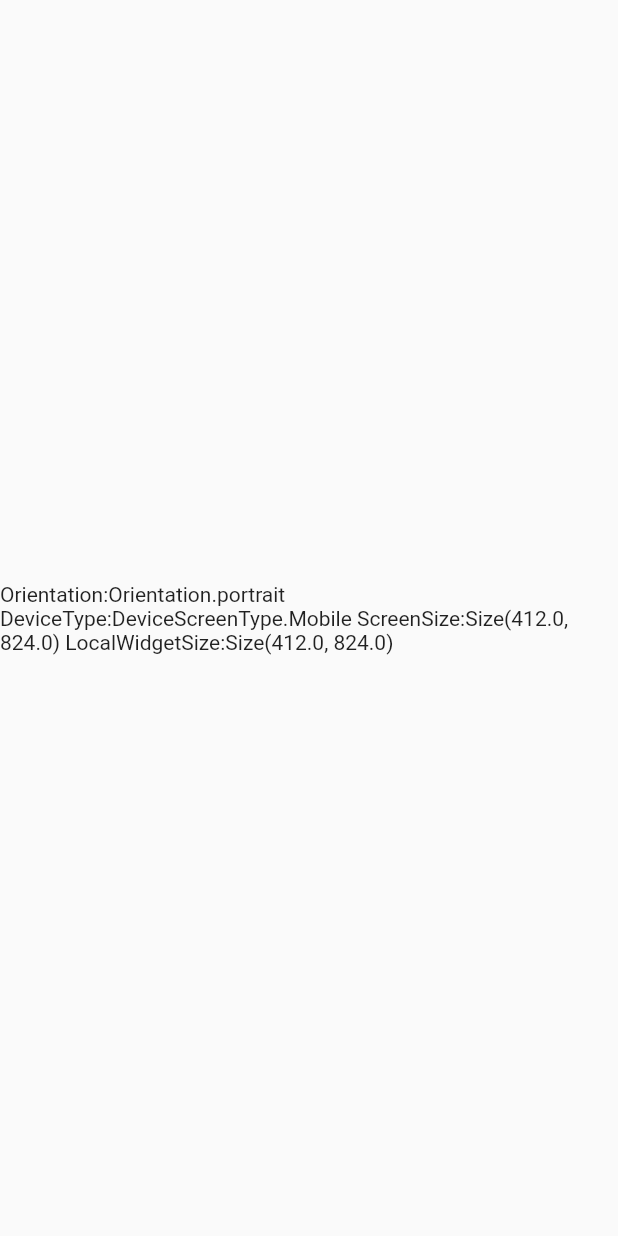
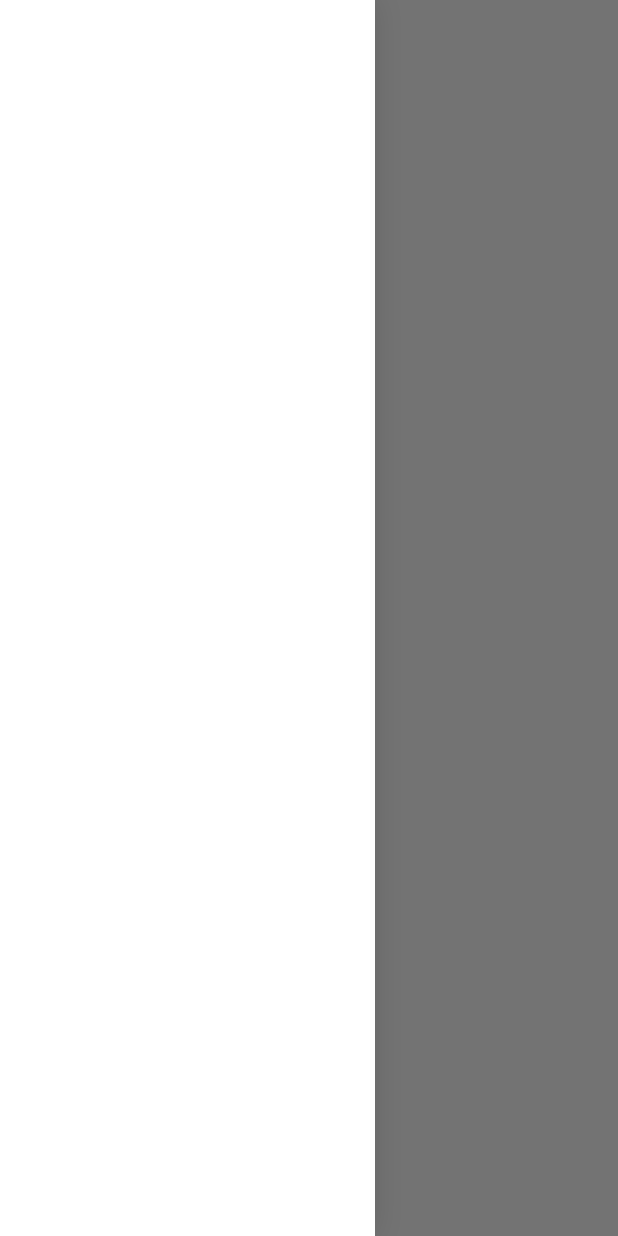
Before and after one commit to KannanPalani57/flutter-responsive-app, a Flutter app: the screen it shows after launch, with the side drawer open (before the commit the screen has no drawer), on a phone screen of 412 x 824 dp. Run offline on Flutter 3.47's test engine with Material 2 defaults, Android fonts, the phone set to English and light mode, and no system bars; our stand-ins replace device_preview.

Commit message:
responsive ui for mobile & tablet

```diff
--- /dev/null
+++ b/lib/ui/home/home_view_mobile.dart
@@ -0,0 +1,47 @@
+import 'package:flutter/material.dart';
+import 'package:responsive_architecture_flutter/widgets/app_drawer/app_drawer.dart';
+
+class HomeMobilePortrait extends StatelessWidget {
+  final GlobalKey<ScaffoldState> _key = GlobalKey(); // Create a key
+
+  @override
+  Widget build(BuildContext context) {
+    return Scaffold(
+      key: _key,
+      drawer: AppDrawer(),
+      body: Column(
+        children: <Widget>[
+          SizedBox(
+            height: 100,
+          ),
+          GestureDetector(
+            onTap: () {
+              print("Clicked");
+              _key.currentState!.openDrawer();
+            },
+            child: Padding(
+                padding: const EdgeInsets.all(16.0),
+                child: Icon(
+                  Icons.menu,
+                  size: 30,
+                )),
+          ),
+          Text("Hello")
+        ],
+      ),
+    );
+  }
+}
+
+class HomeMobileLandscape extends StatelessWidget {
+  const HomeMobileLandscape({Key? key}) : super(key: key);
+
+  @override
+  Widget build(BuildContext context) {
+    return Scaffold(
+      body: Row(
+        children: <Widget>[AppDrawer()],
+      ),
+    );
+  }
+}
--- a/lib/ui/home_view.dart
+++ b/lib/ui/home_view.dart
@@ -1,16 +1,21 @@
 import 'package:flutter/material.dart';
-import 'package:responsive_architecture_flutter/ui/base_widget.dart';
+import 'package:responsive_architecture_flutter/ui/home/home_view_mobile.dart';
+import 'package:responsive_architecture_flutter/ui/home/home_view_tablet.dart';
+import 'package:responsive_architecture_flutter/ui/orientation_layout.dart';
+import 'package:responsive_architecture_flutter/ui/responsive_builder.dart';
+import 'package:responsive_architecture_flutter/ui/screen_type_builder.dart';
 
 class HomeView extends StatelessWidget {
   const HomeView({Key? key}) : super(key: key);
 
   @override
   Widget build(BuildContext context) {
-    return BaseWidget(builder: (context, sizingInformation) {
-      return Scaffold(
-          body: Center(
-        child: Text(sizingInformation.toString()),
-      ));
-    });
+    return ScreenTypeLayout(
+      mobile: OrientationLayout(
+        portrait: HomeMobilePortrait(),
+        landscape: HomeMobileLandscape(),
+      ),
+      tablet: HomeTablet(),
+    );
   }
 }
--- /dev/null
+++ b/lib/ui/orientation_layout.dart
@@ -0,0 +1,21 @@
+import 'package:flutter/material.dart';
+
+class OrientationLayout extends StatelessWidget {
+  final Widget? landscape;
+  final Widget portrait;
+  OrientationLayout({
+    Key? key,
+    this.landscape,
+    required this.portrait,
+  }) : super(key: key);
+
+  @override
+  Widget build(BuildContext context) {
+    var orientation = MediaQuery.of(context).orientation;
+    if (orientation == Orientation.landscape) {
+      return landscape ?? portrait;
+    }
+
+    return portrait;
+  }
+}
--- a/lib/ui/base_widget.dart
+++ b/lib/ui/responsive_builder.dart
@@ -2,18 +2,18 @@ import 'package:flutter/material.dart';
 import 'package:responsive_architecture_flutter/ui/sizing_information.dart';
 import 'package:responsive_architecture_flutter/utils/ui_utils.dart';
 
-class BaseWidget extends StatelessWidget {
+class ResponsiveBuilder extends StatelessWidget {
   final Widget Function(
       BuildContext context, SizingInformation sizingInformation) builder;
-  const BaseWidget({Key? key, required this.builder}) : super(key: key);
+  const ResponsiveBuilder({Key? key, required this.builder}) : super(key: key);
   @override
   Widget build(BuildContext context) {
-    var mediaQuery = MediaQuery.of(context);
+    return LayoutBuilder(builder: (context, boxSizing) {
+      var mediaQuery = MediaQuery.of(context);
 
-    return LayoutBuilder(builder: (context, boxSizing) {
       var sizingInformation = SizingInformation(
         orientation: mediaQuery.orientation,
-        deviceType: getDeviceType(mediaQuery),
+        deviceScreenType: getDeviceType(mediaQuery),
         screenSize: mediaQuery.size,
         localWidgetSize: Size(boxSizing.maxWidth, boxSizing.maxHeight),
       );
--- /dev/null
+++ b/lib/ui/screen_type_builder.dart
@@ -0,0 +1,36 @@
+import 'package:flutter/material.dart';
+import 'package:responsive_architecture_flutter/enums/device_screen_type.dart';
+import 'package:responsive_architecture_flutter/ui/responsive_builder.dart';
+
+class ScreenTypeLayout extends StatelessWidget {
+  // Mobile will be returned by default
+  final Widget mobile;
+  final Widget? tablet;
+  final Widget? desktop;
+
+  const ScreenTypeLayout(
+      {Key? key, required this.mobile, this.tablet, this.desktop})
+      : super(key: key);
+
+  @override
+  Widget build(BuildContext context) {
+    return ResponsiveBuilder(builder: (context, sizingInformation) {
+      // If sizing indicates Tablet and we have a tablet widget then return
+      if (sizingInformation.deviceScreenType == DeviceScreenType.Tablet) {
+        if (tablet != null) {
+          return tablet ?? Container();
+        }
+      }
+
+      // If sizing indicates desktop and we have a desktop widget then return
+      if (sizingInformation.deviceScreenType == DeviceScreenType.Desktop) {
+        if (desktop != null) {
+          return desktop ?? Container();
+        }
+      }
+
+      // Return mobile layout if nothing else is supplied
+      return mobile;
+    });
+  }
+}
--- a/lib/ui/sizing_information.dart
+++ b/lib/ui/sizing_information.dart
@@ -3,19 +3,19 @@ import 'package:responsive_architecture_flutter/enums/device_screen_type.dart';
 
 class SizingInformation {
   final Orientation? orientation;
-  final DeviceScreenType? deviceType;
+  final DeviceScreenType? deviceScreenType;
   final Size? screenSize;
   final Size? localWidgetSize;
 
   SizingInformation({
     this.orientation,
-    this.deviceType,
+    this.deviceScreenType,
     this.screenSize,
     this.localWidgetSize,
   });
 
   @override
   String toString() {
-    return 'Orientation:$orientation DeviceType:$deviceType ScreenSize:$screenSize LocalWidgetSize:$localWidgetSize';
+    return 'Orientation:$orientation DeviceType:$deviceScreenType ScreenSize:$screenSize LocalWidgetSize:$localWidgetSize';
   }
 }
--- a/lib/utils/ui_utils.dart
+++ b/lib/utils/ui_utils.dart
@@ -2,15 +2,7 @@ import 'package:flutter/widgets.dart';
 import 'package:responsive_architecture_flutter/enums/device_screen_type.dart';
 
 DeviceScreenType getDeviceType(MediaQueryData mediaQuery) {
-  var orientation = mediaQuery.orientation;
-
-  double deviceWidth = 0;
-
-  if (orientation == Orientation.landscape) {
-    deviceWidth = mediaQuery.size.height;
-  } else {
-    deviceWidth = mediaQuery.size.width;
-  }
+  double deviceWidth = mediaQuery.size.shortestSide;
 
   if (deviceWidth > 950) {
     return DeviceScreenType.Desktop;
--- /dev/null
+++ b/lib/widgets/app_drawer/app_drawer.dart
@@ -0,0 +1,20 @@
+import 'package:flutter/material.dart';
+import 'package:responsive_architecture_flutter/ui/orientation_layout.dart';
+import 'package:responsive_architecture_flutter/ui/screen_type_builder.dart';
+import 'package:responsive_architecture_flutter/widgets/app_drawer/app_drawer_mobile.dart';
+import 'package:responsive_architecture_flutter/widgets/app_drawer/app_drawer_tablet.dart';
+
+class AppDrawer extends StatelessWidget {
+  const AppDrawer({Key? key}) : super(key: key);
+
+  @override
+  Widget build(BuildContext context) {
+    return ScreenTypeLayout(
+      mobile: const AppDrawerMobileLayout(),
+      tablet: OrientationLayout(
+        portrait: AppDrawerTabletPortrait(),
+        landscape: const AppDrawerTabletLandscape(),
+      ),
+    );
+  }
+}
--- /dev/null
+++ b/lib/widgets/app_drawer/app_drawer_mobile.dart
@@ -0,0 +1,23 @@
+import 'package:flutter/material.dart';
+
+class AppDrawerMobileLayout extends StatelessWidget {
+  const AppDrawerMobileLayout({Key? key}) : super(key: key);
+
+  @override
+  Widget build(BuildContext context) {
+    return OrientationBuilder(
+      builder: (context, orientation) => Container(
+        width: orientation == Orientation.portrait ? 250 : 100,
+        decoration: BoxDecoration(
+          color: Colors.white,
+          boxShadow: [
+            BoxShadow(
+              blurRadius: 16,
+              color: Colors.black12,
+            )
+          ],
+        ),
+      ),
+    );
+  }
+}
```
Also changed, not shown: lib/ui/home/home_view_tablet.dart (added, +28 -0 lines), lib/widgets/app_drawer/app_drawer_tablet.dart (added, +35 -0 lines), 1 other file.
